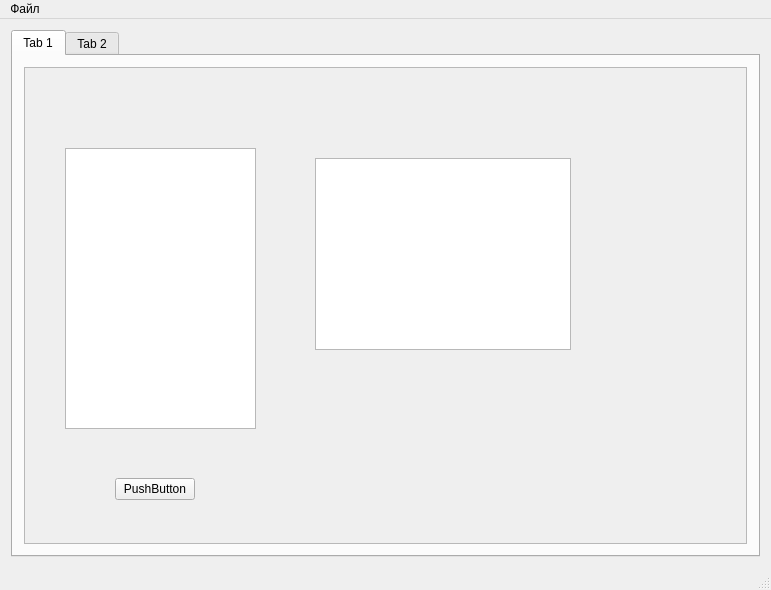
Above: mainwindow.ui from Megavolos/piezo_analyzer before the change. Below: the same form after it.
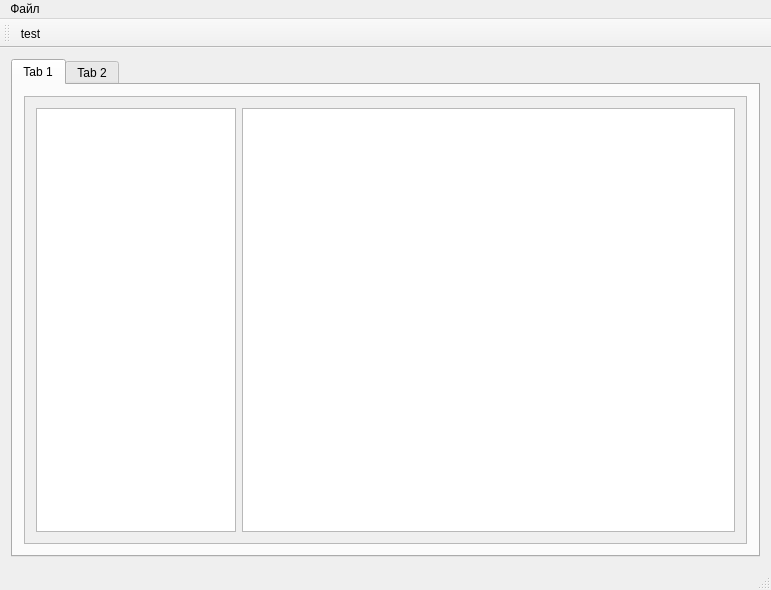
That is the form after the change. Icons and pictures are not drawn.

Patch:
```diff
--- a/mainwindow.ui
+++ b/mainwindow.ui
@@ -36,42 +36,24 @@
              <x>0</x>
              <y>0</y>
              <width>729</width>
-             <height>483</height>
+             <height>450</height>
             </rect>
            </property>
-           <widget class="QListWidget" name="listWidget">
-            <property name="geometry">
-             <rect>
-              <x>40</x>
-              <y>80</y>
-              <width>191</width>
-              <height>281</height>
-             </rect>
-            </property>
-           </widget>
-           <widget class="QPushButton" name="pushButton">
-            <property name="geometry">
-             <rect>
-              <x>90</x>
-              <y>410</y>
-              <width>80</width>
-              <height>22</height>
-             </rect>
-            </property>
-            <property name="text">
-             <string>PushButton</string>
-            </property>
-           </widget>
-           <widget class="QTextBrowser" name="textBrowser">
-            <property name="geometry">
-             <rect>
-              <x>290</x>
-              <y>90</y>
-              <width>256</width>
-              <height>192</height>
-             </rect>
-            </property>
-           </widget>
+           <layout class="QGridLayout" name="gridLayout_2">
+            <item row="0" column="1">
+             <widget class="QListWidget" name="listWidget">
+              <property name="maximumSize">
+               <size>
+                <width>200</width>
+                <height>16777215</height>
+               </size>
+              </property>
+             </widget>
+            </item>
+            <item row="0" column="2">
+             <widget class="QTextBrowser" name="textBrowser"/>
+            </item>
+           </layout>
           </widget>
          </widget>
         </item>
@@ -105,6 +87,18 @@
    <addaction name="menu"/>
   </widget>
   <widget class="QStatusBar" name="statusBar"/>
+  <widget class="QToolBar" name="toolBar">
+   <property name="windowTitle">
+    <string>toolBar</string>
+   </property>
+   <attribute name="toolBarArea">
+    <enum>TopToolBarArea</enum>
+   </attribute>
+   <attribute name="toolBarBreak">
+    <bool>false</bool>
+   </attribute>
+   <addaction name="actionTest"/>
+  </widget>
   <action name="action">
    <property name="text">
     <string>Добавить файлы</string>
@@ -115,6 +109,19 @@
     <string>Выход</string>
    </property>
   </action>
+  <action name="actionTest">
+   <property name="icon">
+    <iconset>
+     <normalon>../Изображения/Document-Add-icon.png</normalon>
+    </iconset>
+   </property>
+   <property name="text">
+    <string>test</string>
+   </property>
+   <property name="toolTip">
+    <string>test</string>
+   </property>
+  </action>
  </widget>
  <layoutdefault spacing="6" margin="11"/>
  <resources/>
```
